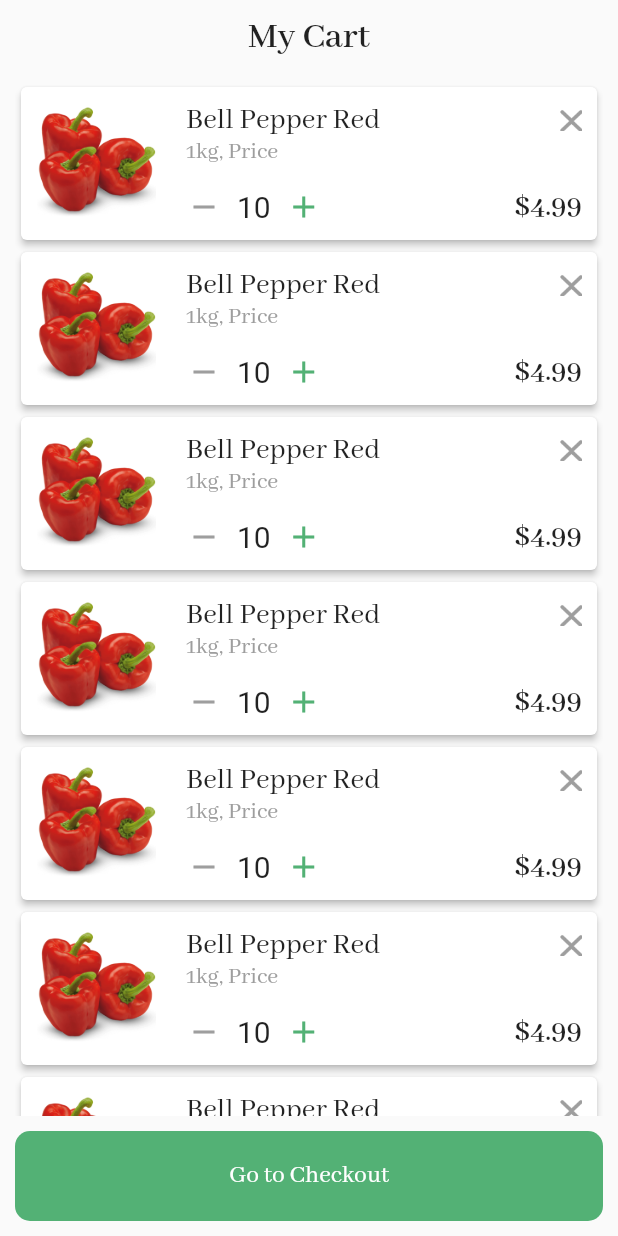
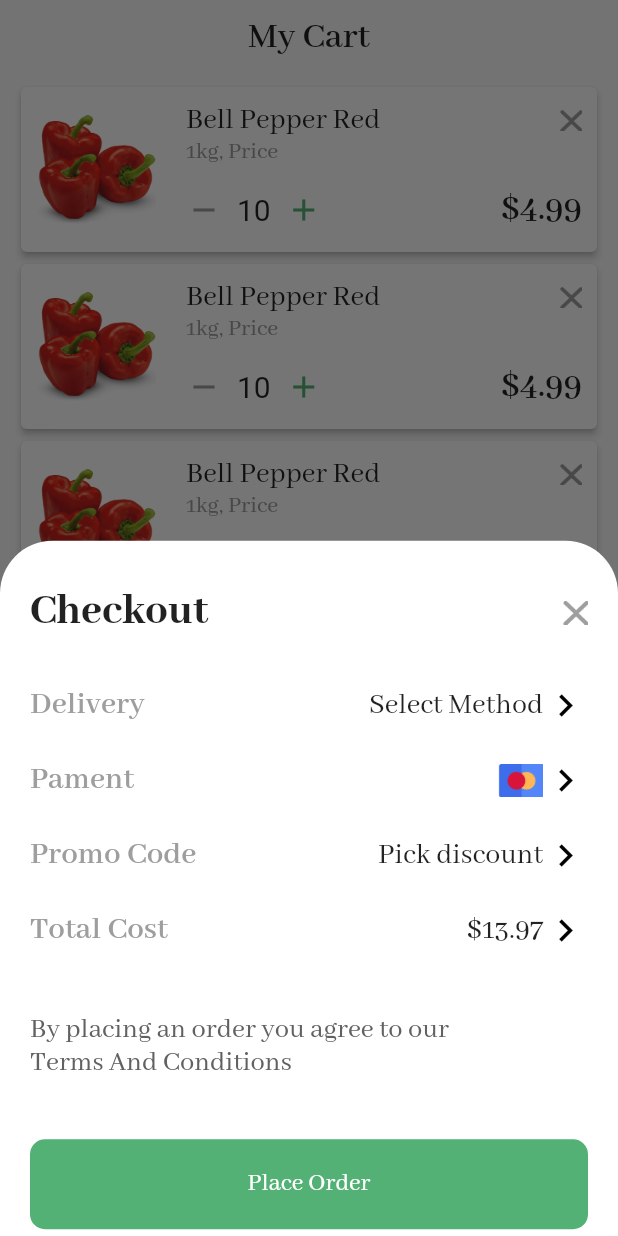
Before and after one commit to KurbanAli6615/Magic-Mart, a Flutter app: the CartScreen screen opened directly, after a tap on "Go to Checkout", on a phone screen of 412 x 824 dp. Run offline on Flutter 3.47's test engine with Material 2 defaults, Android fonts, the phone set to English and light mode, and no system bars; our stand-ins replace get.

Commit message:
completed place order screen

```diff
--- a/lib/App_Widgets/button.dart
+++ b/lib/App_Widgets/button.dart
@@ -3,16 +3,18 @@ import 'package:magic_mart/Utils/colors.dart';
 import 'package:magic_mart/Utils/constants.dart';
 
 class AppButton extends StatelessWidget {
-  AppButton(
-      {Key? key,
-      required this.text,
-      required this.onTap,
-      this.color = COLOR_THEME})
-      : super(key: key);
+  AppButton({
+    Key? key,
+    required this.text,
+    required this.onTap,
+    this.color = COLOR_THEME,
+    this.fontColor = Colors.white,
+  }) : super(key: key);
 
   VoidCallback onTap;
   String text;
   Color color;
+  Color fontColor;
 
   @override
   Widget build(BuildContext context) {
@@ -28,9 +30,9 @@ class AppButton extends StatelessWidget {
           child: Center(
             child: Text(
               text,
-              style: const TextStyle(
+              style: TextStyle(
                   fontSize: 17,
-                  color: Colors.white,
+                  color: fontColor,
                   fontFamily: FONT_ABHAYALIBRE,
                   fontWeight: FontWeight.w300),
             ),
--- a/lib/Modules/Cart/cart_item_view.dart
+++ b/lib/Modules/Cart/cart_item_view.dart
@@ -17,16 +17,20 @@ class CartItemView extends StatelessWidget {
           crossAxisAlignment: CrossAxisAlignment.start,
           children: [
             SizedBox(width: 10),
-            Image.asset(
-              IMG_TOMATO,
-              height: 80,
-              width: 80,
+            Padding(
+              padding: const EdgeInsets.symmetric(vertical: 5),
+              child: Image.asset(
+                IMG_TOMATO,
+                height: 80,
+                width: 80,
+              ),
             ),
             SizedBox(
               width: 20,
             ),
             Expanded(
               child: Column(
+                mainAxisAlignment: MainAxisAlignment.center,
                 crossAxisAlignment: CrossAxisAlignment.start,
                 children: [
                   Row(
@@ -92,7 +96,7 @@ class CartItemView extends StatelessWidget {
                           "\$4.99",
                           style: TextStyle(
                             fontFamily: FONT_ABHAYALIBRE,
-                            fontSize: 20,
+                            fontSize: 24,
                             fontWeight: FontWeight.w600,
                           ),
                         ),
--- a/lib/Modules/Cart/cart_screen.dart
+++ b/lib/Modules/Cart/cart_screen.dart
@@ -1,8 +1,10 @@
 import 'package:flutter/material.dart';
+import 'package:get/get.dart';
 import 'package:magic_mart/App_Widgets/button.dart';
 import 'package:magic_mart/Utils/constants.dart';
 
 import 'cart_item_view.dart';
+import 'place_order_screen.dart';
 
 class CartScreen extends StatelessWidget {
   const CartScreen({Key? key}) : super(key: key);
@@ -35,7 +37,14 @@ class CartScreen extends StatelessWidget {
                 ),
               ),
               SizedBox(height: 10),
-              AppButton(text: "Go to Checkout", onTap: () {})
+              AppButton(
+                text: "Go to Checkout",
+                onTap: () {
+                  Get.bottomSheet(
+                    PlaceOrderScreen(),
+                  );
+                },
+              )
             ],
           ),
         ),
--- /dev/null
+++ b/lib/Modules/Cart/place_order_screen.dart
@@ -0,0 +1,180 @@
+import 'package:flutter/material.dart';
+import 'package:get/get.dart';
+import 'package:magic_mart/App_Widgets/button.dart';
+import 'package:magic_mart/Modules/OrderDetails/order_accept_screen.dart';
+import 'package:magic_mart/Utils/constants.dart';
+import 'package:magic_mart/Utils/images.dart';
+
+class PlaceOrderScreen extends StatelessWidget {
+  const PlaceOrderScreen({Key? key}) : super(key: key);
+
+  @override
+  Widget build(BuildContext context) {
+    return Container(
+      padding: EdgeInsets.all(20),
+      decoration: BoxDecoration(
+        color: Colors.white,
+        borderRadius: BorderRadius.only(
+          topLeft: Radius.circular(35),
+          topRight: Radius.circular(35),
+        ),
+      ),
+      child: Column(
+        crossAxisAlignment: CrossAxisAlignment.start,
+        children: [
+          SizedBox(height: 10),
+          Row(
+            children: [
+              Text(
+                "Checkout",
+                style: TextStyle(
+                  fontFamily: FONT_ABHAYALIBRE,
+                  fontSize: 30,
+                  fontWeight: FontWeight.w900,
+                ),
+              ),
+              Spacer(),
+              Image.asset(
+                IMG_CANCEL,
+                height: 17,
+                width: 17,
+                color: Colors.grey,
+              )
+            ],
+          ),
+          SizedBox(height: 30),
+          Row(
+            mainAxisAlignment: MainAxisAlignment.center,
+            children: [
+              Text(
+                "Delivery",
+                style: TextStyle(
+                  fontFamily: FONT_ABHAYALIBRE,
+                  fontSize: 22,
+                  fontWeight: FontWeight.w600,
+                  color: Colors.grey.shade500,
+                ),
+              ),
+              Spacer(),
+              Text(
+                "Select Method",
+                style: TextStyle(
+                  fontFamily: FONT_ABHAYALIBRE,
+                  fontSize: 20,
+                  fontWeight: FontWeight.w300,
+                ),
+              ),
+              Icon(
+                Icons.chevron_right,
+                color: Colors.black,
+                size: 30,
+              )
+            ],
+          ),
+          SizedBox(height: 20),
+          Row(
+            mainAxisAlignment: MainAxisAlignment.center,
+            children: [
+              Text(
+                "Pament",
+                style: TextStyle(
+                  fontFamily: FONT_ABHAYALIBRE,
+                  fontSize: 22,
+                  fontWeight: FontWeight.w600,
+                  color: Colors.grey.shade500,
+                ),
+              ),
+              Spacer(),
+              Image.asset(
+                IMG_CARD,
+                height: 30,
+                width: 30,
+              ),
+              Icon(
+                Icons.chevron_right,
+                color: Colors.black,
+                size: 30,
+              )
+            ],
+          ),
+          SizedBox(height: 20),
+          Row(
+            mainAxisAlignment: MainAxisAlignment.center,
+            children: [
+              Text(
+                "Promo Code",
+                style: TextStyle(
+                  fontFamily: FONT_ABHAYALIBRE,
+                  fontSize: 22,
+                  fontWeight: FontWeight.w600,
+                  color: Colors.grey.shade500,
+                ),
+              ),
+              Spacer(),
+              Text(
+                "Pick discount",
+                style: TextStyle(
+                  fontFamily: FONT_ABHAYALIBRE,
+                  fontSize: 20,
+                  fontWeight: FontWeight.w300,
+                ),
+              ),
+              Icon(
+                Icons.chevron_right,
+                color: Colors.black,
+                size: 30,
+              )
+            ],
+          ),
+          SizedBox(height: 20),
+          Row(
+            mainAxisAlignment: MainAxisAlignment.center,
+            children: [
+              Text(
+                "Total Cost",
+                style: TextStyle(
+                  fontFamily: FONT_ABHAYALIBRE,
+                  fontSize: 22,
+                  fontWeight: FontWeight.w600,
+                  color: Colors.grey.shade500,
+                ),
+              ),
+              Spacer(),
+              Text(
+                "\$13.97",
+                style: TextStyle(
+                  fontFamily: FONT_ABHAYALIBRE,
+                  fontSize: 20,
+                  fontWeight: FontWeight.w300,
+                ),
+              ),
+              Icon(
+                Icons.chevron_right,
+                color: Colors.black,
+                size: 30,
+              )
+            ],
+          ),
+          SizedBox(height: 40),
+          Text(
+            "By placing an order you agree to our\nTerms And Conditions",
+            style: TextStyle(
+              fontFamily: FONT_ABHAYALIBRE,
+              fontSize: 19,
+              fontWeight: FontWeight.w300,
+              color: Colors.grey.shade700,
+            ),
+          ),
+          SizedBox(height: 40),
+          AppButton(
+            text: "Place Order",
+            onTap: () {
+              Navigator.pop(context);
+              Get.to(() => OrderAcceptScreen());
+            },
+          ),
+        ],
+      ),
+    );
+  }
+}
--- /dev/null
+++ b/lib/Modules/OrderDetails/order_accept_screen.dart
@@ -0,0 +1,66 @@
+import 'package:flutter/material.dart';
+import 'package:get/get.dart';
+import 'package:magic_mart/App_Widgets/button.dart';
+import 'package:magic_mart/Utils/constants.dart';
+import 'package:magic_mart/Utils/images.dart';
+
+class OrderAcceptScreen extends StatelessWidget {
+  const OrderAcceptScreen({Key? key}) : super(key: key);
+
+  @override
+  Widget build(BuildContext context) {
+    return Scaffold(
+      body: Padding(
+        padding: const EdgeInsets.symmetric(horizontal: 20),
+        child: Column(
+          mainAxisAlignment: MainAxisAlignment.center,
+          children: [
+            Spacer(),
+            Row(
+              children: [
+                Spacer(),
+                Image.asset(
+                  IMG_ORDER_ACCEPT,
+                  height: 200,
+                  width: 200,
+                ),
+                Spacer(),
+              ],
+            ),
+            SizedBox(height: 20),
+            Text(
+              "Your Order has been\naccepted",
+              textAlign: TextAlign.center,
+              style: TextStyle(
+                fontFamily: FONT_ABHAYALIBRE,
+                fontSize: 30,
+              ),
+            ),
+            SizedBox(height: 20),
+            Text(
+              "Your items has been placcd and is on \nsit’s way to being processed",
+              textAlign: TextAlign.center,
+              style: TextStyle(
+                fontFamily: FONT_ABHAYALIBRE,
+                fontSize: 20,
+                color: Colors.grey,
+              ),
+            ),
+            Spacer(),
+            AppButton(text: "Track Order", onTap: () {}),
+            SizedBox(height: 10),
+            AppButton(
+              text: "Back to home",
+              onTap: () {
+                Get.back();
+              },
+              color: Colors.white,
+              fontColor: Colors.black,
+            ),
+            SizedBox(height: 10)
+          ],
+        ),
+      ),
+    );
+  }
+}
--- a/lib/Utils/images.dart
+++ b/lib/Utils/images.dart
@@ -39,3 +39,9 @@ const IMG_CANCEL = _IMAGES + "cancel.png";
 
 // CartItemView
 const IMG_TOMATO = _IMAGES + "tomato.png";
+
+// PlaceOrderScreen
+const IMG_CARD = _IMAGES + "card.png";
+
+// OrderAcceptScreen
+const IMG_ORDER_ACCEPT = _IMAGES + "order_acc.png";
```
Also changed, not shown: assets/images/card.png (added), assets/images/order_acc.png (added).
